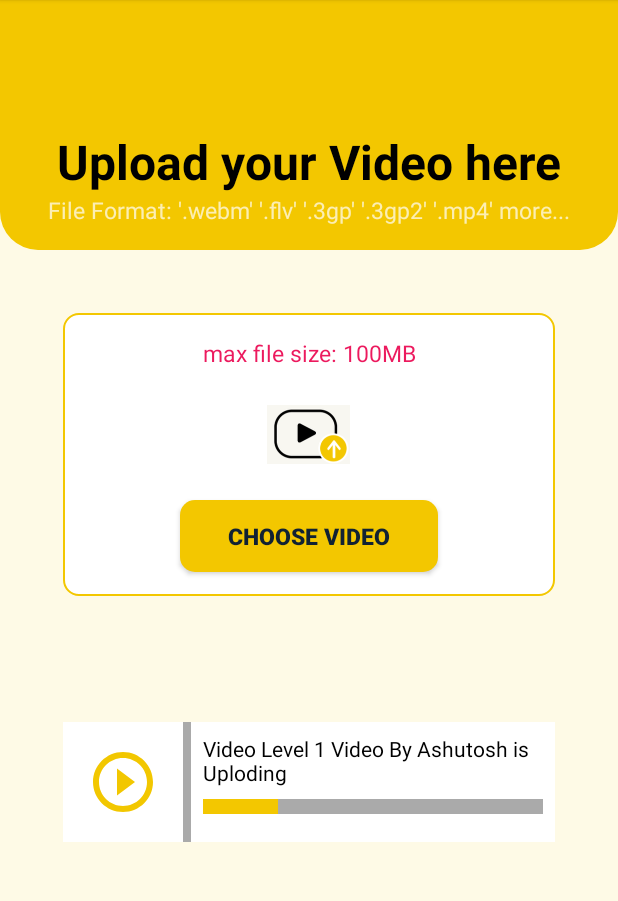
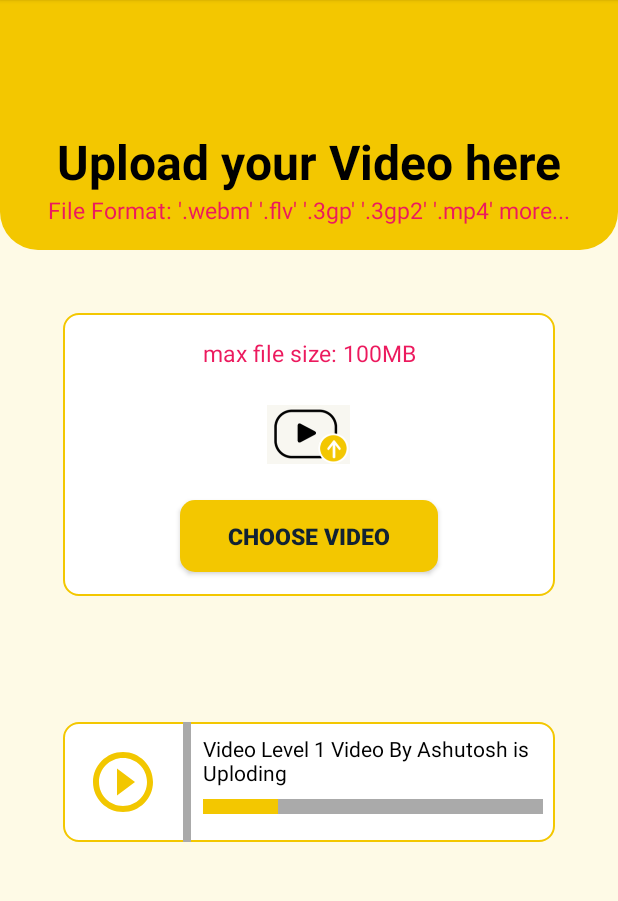
Before and after one commit to Ashutosh730/Mic_PSPL, an Android app: the HomePage screen opened directly, with no data from a screen before it, on a phone screen of 412 x 824 dp, the part 72-973 px from its top. Run offline under Robolectric (Android 15) with nearby library versions, the phone set to English and light mode, and no system bars.

Commit message:
Little improvement in UI

```diff
--- a/app/src/main/res/layout/activity_home_page.xml
+++ b/app/src/main/res/layout/activity_home_page.xml
@@ -75,6 +75,7 @@
                 android:text="File Format: '.webm' '.flv' '.3gp' '.3gp2' '.mp4' more..."
                 android:gravity="center"
                 android:textSize="15sp"
+                android:textColor="@color/red"
                 android:layout_marginBottom="16dp"/>
 
         </LinearLayout>
@@ -121,7 +122,7 @@
             android:layout_width="match_parent"
             android:layout_height="wrap_content"
             android:orientation="horizontal"
-            android:background="@color/white"
+            android:background="@drawable/design_for_editview"
             android:layout_margin="42dp">
 
             <ImageView
```
